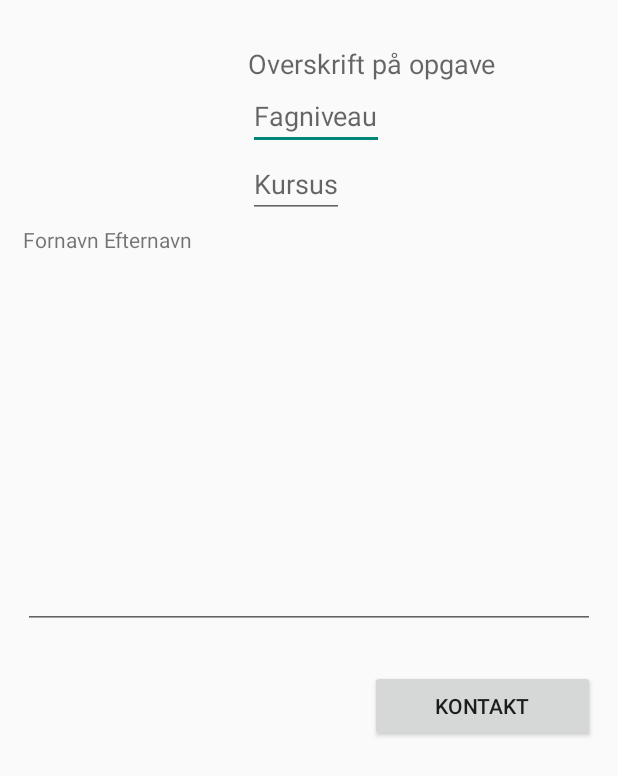
After one commit to Jacobmose/ITSMAP, an Android app: the layout fragment_show_post.xml on its own in the app's theme, with its tools: preview values and no code run, on a phone screen of 412 x 824 dp. The commit adds this screen. Shown: the top 776 px of the screen. Run offline under Robolectric (Android 15) with nearby library versions, the phone set to English and light mode, and no system bars.

Commit message:
Layouts til posts er næsten færdig. Mangler til opret ny post.

```diff
--- /dev/null
+++ b/Theme_project/Project/ThemeProject/app/src/main/res/layout/fragment_show_post.xml
@@ -0,0 +1,68 @@
+<?xml version="1.0" encoding="utf-8"?>
+<RelativeLayout xmlns:android="http://schemas.android.com/apk/res/android"
+    android:orientation="vertical" android:layout_width="match_parent"
+    android:layout_height="match_parent">
+
+
+    <ImageView
+        android:layout_width="150dp"
+        android:layout_height="150dp"
+        android:id="@+id/imageView"
+        android:layout_alignParentTop="true"
+        android:layout_alignParentStart="true" />
+
+    <TextView
+        android:layout_width="150dp"
+        android:layout_height="wrap_content"
+        android:textAppearance="?android:attr/textAppearanceSmall"
+        android:text="Fornavn Efternavn"
+        android:id="@+id/textView7"
+        android:layout_below="@+id/imageView"
+        android:layout_alignParentStart="true"
+        android:layout_marginLeft="15dp"/>
+
+    <TextView
+        android:layout_width="wrap_content"
+        android:layout_height="wrap_content"
+        android:textAppearance="?android:attr/textAppearanceMedium"
+        android:text="Overskrift på opgave"
+        android:id="@+id/textView8"
+        android:layout_alignParentTop="true"
+        android:layout_toEndOf="@+id/textView7"
+        android:layout_marginTop="30dp"/>
+
+    <EditText
+        android:layout_width="wrap_content"
+        android:layout_height="wrap_content"
+        android:id="@+id/editText"
+        android:hint="Fagniveau"
+        android:layout_below="@+id/textView8"
+        android:layout_toEndOf="@+id/textView7" />
+
+    <EditText
+        android:layout_width="wrap_content"
+        android:layout_height="wrap_content"
+        android:id="@+id/editText2"
+        android:layout_below="@+id/editText"
+        android:layout_toEndOf="@+id/textView7"
+        android:hint="Kursus" />
+
+    <EditText
+        android:layout_width="match_parent"
+        android:layout_height="250dp"
+        android:inputType="textMultiLine"
+        android:ems="10"
+        android:id="@+id/editText3"
+        android:layout_below="@+id/textView7"
+        android:layout_marginLeft="15dp"
+        android:layout_marginRight="15dp" />
+
+    <Button
+        android:layout_width="150dp"
+        android:layout_height="wrap_content"
+        android:text="Kontakt"
+        android:id="@+id/button2"
+        android:layout_below="@+id/editText3"
+        android:layout_alignEnd="@+id/editText3"
+        android:layout_marginTop="27dp" />
+</RelativeLayout>
```
Also changed, not shown: Theme_project/Project/ThemeProject/app/src/main/res/layout/activity_new_post.xml (+9 -1 lines), Theme_project/Project/ThemeProject/app/src/main/res/layout/activity_posts.xml (+8 -1 lines), Theme_project/Project/ThemeProject/app/src/main/res/layout/post_list_items.xml (added, +64 -0 lines).
